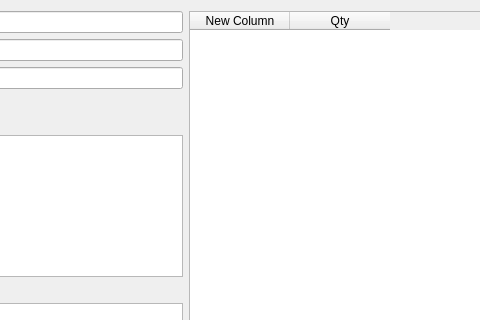
Before: the Qt Designer form dialog.ui in an-owl/storeman, drawn with Qt 5; both pictures show x 252 to 732 and y 0 to 320 of the 876 by 485 pixel window.
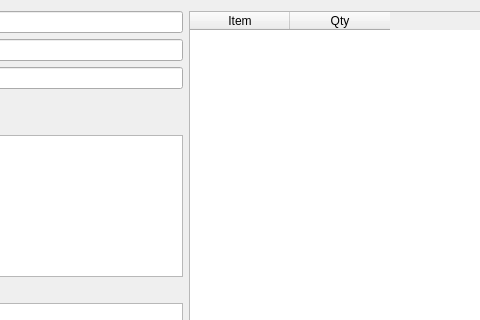
After: the same form once the commit is applied.

What changed in the file:
```diff
--- a/dialog.ui
+++ b/dialog.ui
@@ -118,10 +118,13 @@
         </layout>
        </item>
        <item>
-        <widget class="QTableWidget" name="table_stuff">
+        <widget class="QTableWidget" name="itemtable">
+         <attribute name="verticalHeaderVisible">
+          <bool>false</bool>
+         </attribute>
          <column>
           <property name="text">
-           <string>New Column</string>
+           <string>Item</string>
           </property>
          </column>
          <column>
```
Left out of the diff: 4 changed lines with no effect on the pictures.
